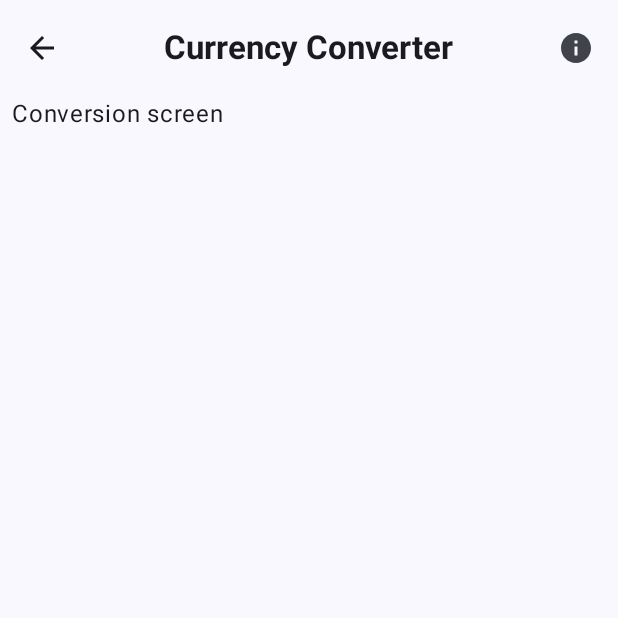
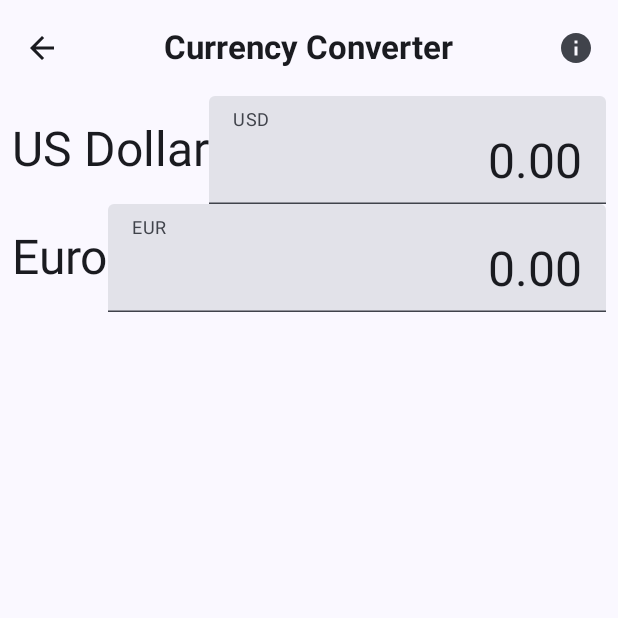
Before and after one commit to sreimler/currencyconverter, an Android app built with Jetpack Compose: the ConverterScreen screen opened through its navigation route, on a phone screen of 412 x 824 dp, the top half of it. Run offline under Robolectric (Android 15) with nearby library versions, the phone set to English and light mode, and no system bars; libraries missing offline, so code that uses them is left out: com.jakewharton.retrofit2.

Commit message:
Implement currency converter screen

```diff
--- a/app/src/main/java/com/sreimler/currencyconverter/MainActivity.kt
+++ b/app/src/main/java/com/sreimler/currencyconverter/MainActivity.kt
@@ -11,9 +11,9 @@ import androidx.compose.material.icons.automirrored.filled.ArrowBack
 import androidx.compose.material.icons.filled.Info
 import androidx.compose.material3.CenterAlignedTopAppBar
 import androidx.compose.material3.ExperimentalMaterial3Api
+import androidx.compose.material3.ExtendedFloatingActionButton
 import androidx.compose.material3.Icon
 import androidx.compose.material3.IconButton
-import androidx.compose.material3.LargeFloatingActionButton
 import androidx.compose.material3.MaterialTheme
 import androidx.compose.material3.Scaffold
 import androidx.compose.material3.Surface
@@ -75,7 +75,9 @@ fun CurrencyConversionApp() {
         },
         floatingActionButton = {
             if (currentScreen.name == Screen.List.name) {
-                ConverterFab(onClick = { navController.navigate(Screen.Converter.name) })
+                ConverterFab(onClick = {
+                    navController.navigate(Screen.Converter.name)
+                })
             }
         }
     ) {
@@ -88,10 +90,14 @@ fun CurrencyConversionApp() {
                 .padding(horizontal = 8.dp)
         ) {
             composable(route = Screen.List.name) {
-                ListScreen(uiState = viewModel.currencyUiState.collectAsState())
+                val uiState = viewModel.currencyUiState.collectAsState()
+                ListScreen(uiState = uiState.value)
             }
             composable(route = Screen.Converter.name) {
-                ConverterScreen()
+                val uiState = viewModel.currencyUiState.collectAsState()
+                ConverterScreen(
+                    uiState = uiState.value,
+                    onChange = { amount, currency -> viewModel.amountChanged(amount, currency) })
             }
             composable(route = Screen.Info.name) {
                 InfoScreen()
@@ -129,14 +135,16 @@ fun CurrencyConverterTopBar(
 
 @Composable
 fun ConverterFab(onClick: () -> Unit) {
-    LargeFloatingActionButton(
+    ExtendedFloatingActionButton(
+        icon = {
+            Icon(
+                painter = painterResource(id = R.drawable.compare_arrow_24),
+                contentDescription = stringResource(id = R.string.currency_conversion)
+            )
+        },
+        text = { Text("Convert") },
         onClick = { onClick() }
-    ) {
-        Icon(
-            painter = painterResource(id = R.drawable.compare_arrow), contentDescription = stringResource
-                (id = R.string.currency_conversion)
-        )
-    }
+    )
 }
 
 @Preview(showBackground = true)
--- a/app/src/main/java/com/sreimler/currencyconverter/ui/screens/ConverterScreen.kt
+++ b/app/src/main/java/com/sreimler/currencyconverter/ui/screens/ConverterScreen.kt
@@ -1,14 +1,74 @@
 package com.sreimler.currencyconverter.ui.screens
 
+import androidx.compose.foundation.layout.Column
+import androidx.compose.foundation.layout.Row
+import androidx.compose.foundation.layout.fillMaxWidth
+import androidx.compose.foundation.text.KeyboardOptions
+import androidx.compose.material3.MaterialTheme
 import androidx.compose.material3.Surface
 import androidx.compose.material3.Text
+import androidx.compose.material3.TextField
 import androidx.compose.runtime.Composable
+import androidx.compose.ui.Alignment
 import androidx.compose.ui.Modifier
+import androidx.compose.ui.text.input.KeyboardType
+import androidx.compose.ui.text.style.TextAlign
+import androidx.compose.ui.tooling.preview.Preview
+import com.sreimler.currencyconverter.data.CURRENCY_EUR
+import com.sreimler.currencyconverter.data.CURRENCY_USD
+import com.sreimler.currencyconverter.data.EXCHANGE_RATE_LIST
+import com.sreimler.currencyconverter.data.model.Currency
+import com.sreimler.currencyconverter.viewmodel.CurrencyUiState
+import java.text.DecimalFormat
+
+private val df = DecimalFormat("#,##0.00")
 
 @Composable
-fun ConverterScreen(modifier: Modifier = Modifier) {
+fun ConverterScreen(modifier: Modifier = Modifier, uiState: CurrencyUiState, onChange: (String, Currency) -> Unit) {
     Surface(modifier = modifier) {
-        // TODO: implement conversion screen
-        Text(text = "Conversion screen")
+        if (uiState is CurrencyUiState.Success) {
+            Column {
+                CurrencyRow(currency = uiState.sourceCurrency, amount = uiState.sourceAmount, onChange = onChange)
+                CurrencyRow(currency = uiState.targetCurrency, amount = uiState.targetAmount, onChange = onChange)
+            }
+        }
     }
 }
+
+@Composable
+fun CurrencyRow(currency: Currency, amount: Double, onChange: (String, Currency) -> Unit) {
+    Row(modifier = Modifier.fillMaxWidth()) {
+        Text(
+            text = currency.name,
+            style = MaterialTheme.typography.headlineLarge,
+            modifier = Modifier.align(Alignment.CenterVertically)
+        )
+
+        TextField(
+            value = df.format(amount),
+            onValueChange = { onChange(it, currency) },
+            keyboardOptions = KeyboardOptions(
+                keyboardType = KeyboardType.Decimal
+            ),
+            modifier = Modifier.fillMaxWidth(),
+            textStyle = MaterialTheme.typography.headlineLarge.copy(textAlign = TextAlign.End),
+            label = { Text(currency.code) }
+        )
+
+    }
+}
+
+@Preview
+@Composable
+fun ConverterScreenPreview() {
+    ConverterScreen(
+        uiState = CurrencyUiState.Success(
+            exchangeRates = EXCHANGE_RATE_LIST,
+            sourceCurrency = CURRENCY_USD,
+            targetCurrency = CURRENCY_EUR,
+            sourceAmount = 5.00,
+            targetAmount = 6.33
+        ),
+        onChange = { _, _ -> }
+    )
+}
--- a/app/src/main/java/com/sreimler/currencyconverter/ui/screens/InfoScreen.kt
+++ b/app/src/main/java/com/sreimler/currencyconverter/ui/screens/InfoScreen.kt
@@ -6,6 +6,8 @@ import androidx.compose.material3.Surface
 import androidx.compose.runtime.Composable
 import androidx.compose.ui.Modifier
 import androidx.compose.ui.viewinterop.AndroidView
+
+private const val PRIVACY_POLICY_URL = "https://www.iubenda.com/privacy-policy/68707157"
 
 @Composable
 fun InfoScreen(modifier: Modifier = Modifier) {
@@ -22,7 +24,7 @@ fun InfoScreen(modifier: Modifier = Modifier) {
                 }
             },
             update = { webView ->
-                webView.loadUrl("https://www.iubenda.com/privacy-policy/68707157")
+                webView.loadUrl(PRIVACY_POLICY_URL)
             }
         )
     }
--- a/app/src/main/java/com/sreimler/currencyconverter/ui/screens/ListScreen.kt
+++ b/app/src/main/java/com/sreimler/currencyconverter/ui/screens/ListScreen.kt
@@ -6,7 +6,6 @@ import androidx.compose.foundation.lazy.grid.items
 import androidx.compose.material3.Surface
 import androidx.compose.material3.Text
 import androidx.compose.runtime.Composable
-import androidx.compose.runtime.State
 import androidx.compose.ui.Modifier
 import com.sreimler.currencyconverter.data.model.Currency
 import com.sreimler.currencyconverter.data.model.ExchangeRate
@@ -14,12 +13,12 @@ import com.sreimler.currencyconverter.viewmodel.CurrencyUiState
 
 
 @Composable
-fun ListScreen(modifier: Modifier = Modifier, uiState: State<CurrencyUiState>) {
+fun ListScreen(modifier: Modifier = Modifier, uiState: CurrencyUiState) {
     Surface(modifier = modifier) {
-        when (val state = uiState.value) {
+        when (uiState) {
             is CurrencyUiState.Loading -> {}
             is CurrencyUiState.Error -> {}
-            is CurrencyUiState.Success -> CurrencyList(state.exchangeRates)
+            is CurrencyUiState.Success -> CurrencyList(uiState.exchangeRates)
         }
     }
 }
--- a/app/src/main/java/com/sreimler/currencyconverter/viewmodel/CurrencyConverterViewModel.kt
+++ b/app/src/main/java/com/sreimler/currencyconverter/viewmodel/CurrencyConverterViewModel.kt
@@ -3,14 +3,25 @@ package com.sreimler.currencyconverter.viewmodel
 import android.util.Log
 import androidx.lifecycle.ViewModel
 import androidx.lifecycle.viewModelScope
+import com.sreimler.currencyconverter.data.CURRENCY_EUR
+import com.sreimler.currencyconverter.data.model.Currency
 import com.sreimler.currencyconverter.data.model.ExchangeRate
 import com.sreimler.currencyconverter.data.repository.LocalCurrencyRepository
 import kotlinx.coroutines.flow.MutableStateFlow
+import kotlinx.coroutines.flow.StateFlow
+import kotlinx.coroutines.flow.asStateFlow
+import kotlinx.coroutines.flow.update
 import kotlinx.coroutines.launch
 import java.io.IOException
 
 sealed interface CurrencyUiState {
-    data class Success(val exchangeRates: List<ExchangeRate>) : CurrencyUiState
+    data class Success(
+        val exchangeRates: List<ExchangeRate>,
+        val sourceCurrency: Currency,
+        val targetCurrency: Currency,
+        val sourceAmount: Double = 0.0,
+        val targetAmount: Double = 0.0
+    ) : CurrencyUiState
     data object Loading : CurrencyUiState
     data object Error : CurrencyUiState
 }
@@ -19,8 +30,8 @@ class CurrencyConverterViewModel : ViewModel() {
     private val currencyRepository = LocalCurrencyRepository()
     //private val currencyRepository = NetworkCurrencyRepository()
 
-    var currencyUiState = MutableStateFlow<CurrencyUiState>(CurrencyUiState.Loading)
-        private set
+    private val _currencyUiState = MutableStateFlow<CurrencyUiState>(CurrencyUiState.Loading)
+    val currencyUiState: StateFlow<CurrencyUiState> = _currencyUiState.asStateFlow()
 
     init {
         getExchangeRates()
@@ -42,8 +53,13 @@ class CurrencyConverterViewModel : ViewModel() {
     private fun getExchangeRates() {
         viewModelScope.launch {
             try {
-                val result = currencyRepository.getExchangeRates(baseCurrency = currencyRepository.getBaseCurrency())
-                currencyUiState.value = CurrencyUiState.Success(result)
+                val baseCurrency = currencyRepository.getBaseCurrency()
+                val rates = currencyRepository.getExchangeRates(baseCurrency = baseCurrency)
+                _currencyUiState.value = CurrencyUiState.Success(
+                    exchangeRates = rates,
+                    sourceCurrency = baseCurrency,
+                    targetCurrency = CURRENCY_EUR
+                )
             } catch (e: IOException) {
                 Log.e(
                     CurrencyConverterViewModel::class.java.name,
@@ -57,4 +73,38 @@ class CurrencyConverterViewModel : ViewModel() {
     private fun getCurrencies() {
         // TODO: implement
     }
+
+    fun amountChanged(changedAmount: String, amountCurrency: Currency) {
+        try {
+            val uiState = _currencyUiState.value as CurrencyUiState.Success
+
+            val userInput = changedAmount.trim().toDouble()
+            val sourceRate = uiState.exchangeRates.find { it.currency == uiState.sourceCurrency }!!
+            val targetRate = uiState.exchangeRates.find { it.currency == uiState.targetCurrency }!!
+
+            if (amountCurrency == uiState.sourceCurrency) {
+                // Calculate target currency
+                val convertedAmount = (userInput * targetRate.rate) / sourceRate.rate
+
+                _currencyUiState.update {
+                    uiState.copy(
+                        sourceAmount = userInput,
+                        targetAmount = convertedAmount
+                    )
+                }
+            } else {
+                // Calculate source currency
+                val convertedAmount = (userInput * sourceRate.rate) / targetRate.rate
+
+                _currencyUiState.update {
+                    uiState.copy(
+                        sourceAmount = convertedAmount,
+                        targetAmount = userInput
+                    )
+                }
+            }
+        } catch (e: NumberFormatException) {
+            // No valid double value
+        }
+    }
 }
--- /dev/null
+++ b/app/src/main/res/drawable/compare_arrow_24.xml
@@ -0,0 +1,13 @@
+<vector xmlns:android="http://schemas.android.com/apk/res/android"
+    android:autoMirrored="true"
+    android:height="24dp"
+    android:tint="#000000"
+    android:viewportHeight="960"
+    android:viewportWidth="960"
+    android:width="24dp">
+
+    <path
+        android:fillColor="@android:color/white"
+        android:pathData="M320,800L264,743L367,640L80,640L80,560L367,560L264,457L320,400L520,600L320,800ZM640,560L440,360L640,160L696,217L593,320L880,320L880,400L593,400L696,503L640,560Z" />
+
+</vector>
```
